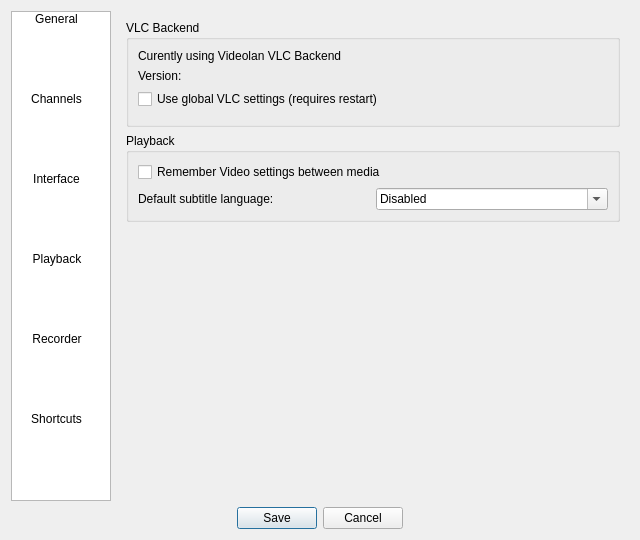
The window that src/ui/EditSettings.ui (ntadej/tano) describes before a commit, drawn with Qt 5.
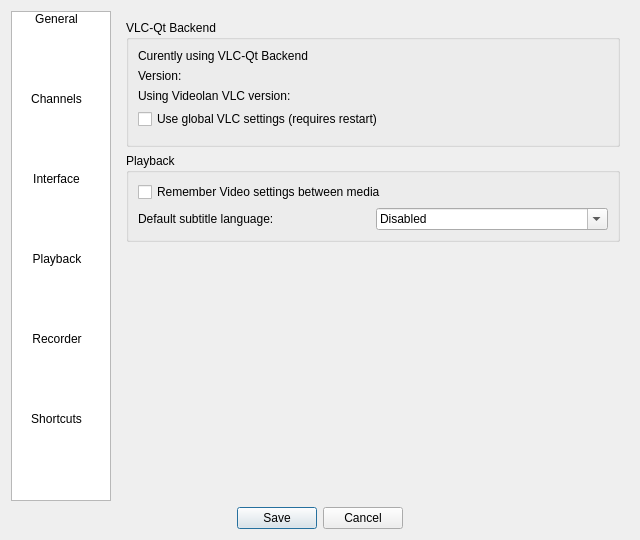
The same window after the commit. The open tabs and pages were chosen to show the change. Icons and pictures are not drawn. Custom widgets are drawn as their Qt base class.

```diff
--- a/src/ui/EditSettings.ui
+++ b/src/ui/EditSettings.ui
@@ -348,32 +348,32 @@
        <item>
         <widget class="QGroupBox" name="vlcBox">
          <property name="title">
-          <string>VLC Backend</string>
+          <string>VLC-Qt Backend</string>
          </property>
          <layout class="QGridLayout" name="gridLayout_5">
           <item row="0" column="0">
            <widget class="QLabel" name="labelVlc">
             <property name="text">
-             <string>Curently using Videolan VLC Backend</string>
+             <string>Curently using VLC-Qt Backend</string>
             </property>
            </widget>
           </item>
           <item row="1" column="0">
-           <widget class="QLabel" name="labelVlcVersion">
+           <widget class="QLabel" name="labelVlcqtVersion">
             <property name="text">
              <string>Version:</string>
             </property>
            </widget>
           </item>
-          <item row="2" column="0">
+          <item row="3" column="0">
            <widget class="QCheckBox" name="vlcGlobalCheck">
             <property name="text">
              <string>Use global VLC settings (requires restart)</string>
             </property>
            </widget>
           </item>
-          <item row="0" column="1" rowspan="4">
-           <widget class="QLabel" name="labelVlcIcon">
+          <item row="0" column="1" rowspan="5">
+           <widget class="QLabel" name="labelVlcqtIcon">
             <property name="sizePolicy">
              <sizepolicy hsizetype="Maximum" vsizetype="Preferred">
               <horstretch>0</horstretch>
@@ -388,6 +388,13 @@
             </property>
            </widget>
           </item>
+          <item row="2" column="0">
+           <widget class="QLabel" name="labelVlcVersion">
+            <property name="text">
+             <string>Using Videolan VLC version:</string>
+            </property>
+           </widget>
+          </item>
          </layout>
         </widget>
        </item>
@@ -1054,18 +1061,18 @@
   </layout>
  </widget>
  <customwidgets>
-  <customwidget>
-   <class>QtKeySequenceEdit</class>
-   <extends>QWidget</extends>
-   <header>ui/QtKeySequenceEdit.h</header>
-   <container>1</container>
-  </customwidget>
   <customwidget>
    <class>SelectPlaylist</class>
    <extends>QWidget</extends>
    <header>ui/SelectPlaylist.h</header>
    <container>1</container>
   </customwidget>
+  <customwidget>
+   <class>QtKeySequenceEdit</class>
+   <extends>QWidget</extends>
+   <header>ui/QtKeySequenceEdit.h</header>
+   <container>1</container>
+  </customwidget>
  </customwidgets>
  <resources>
   <include location="images.qrc"/>
```
Left out of the diff: 9 changed lines with no effect on the pictures.
